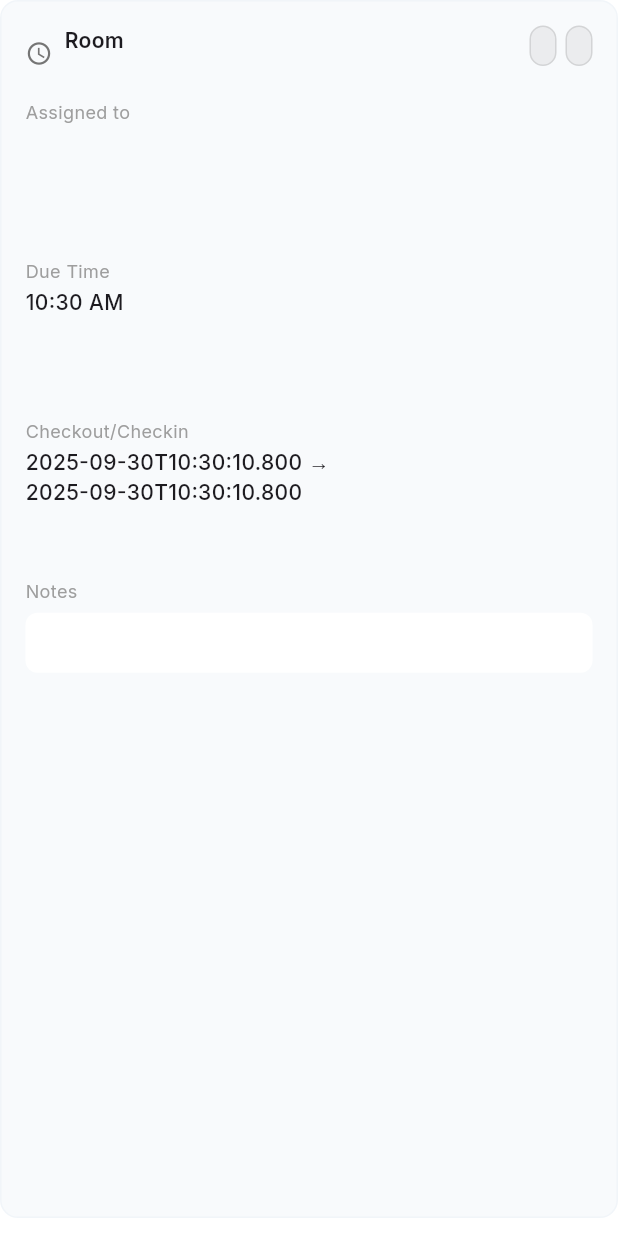
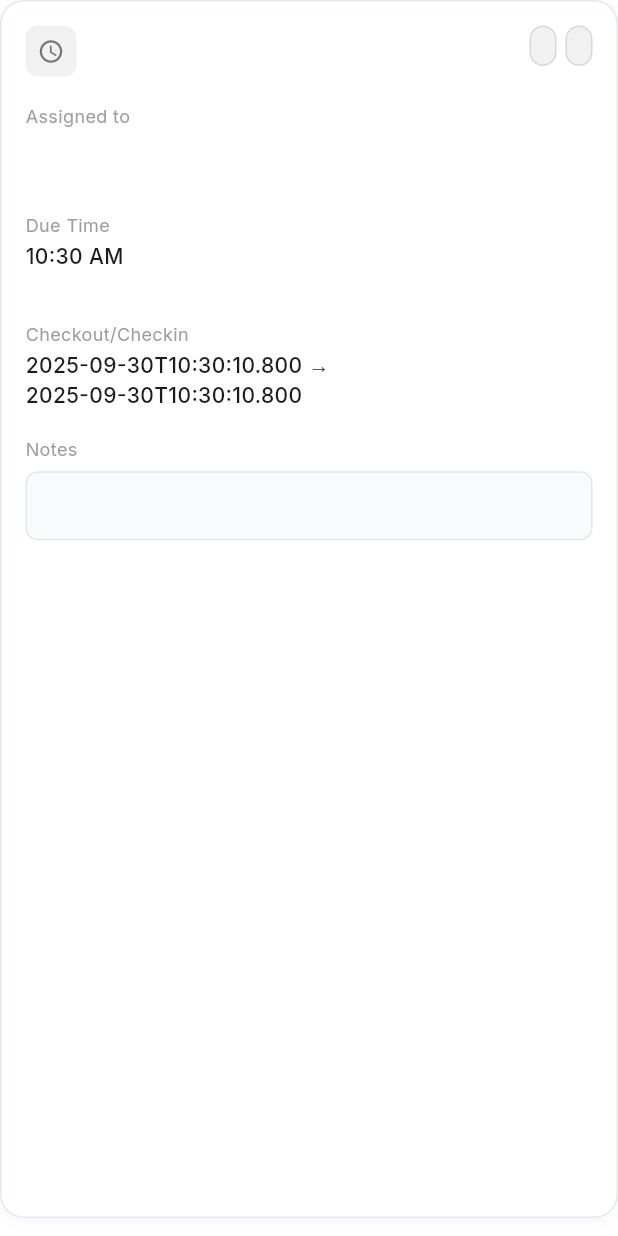
Before and after one commit to delgadjp/Raven-Nest, a Flutter app: the TaskCard widget shown alone on an empty page, opened directly with empty values, on a phone screen of 412 x 824 dp. Run offline on Flutter 3.47's test engine with Material 3 defaults, Android fonts, the phone set to English and light mode, and no system bars; our stand-ins replace fl_chart, go_router, google_fonts, supabase_flutter; accounts and stored records are empty.

Commit message:
refactor: Enhance TaskCard layout and styling with improved UI components and responsiveness

```diff
--- a/lib/widgets/housekeeping/task_card.dart
+++ b/lib/widgets/housekeeping/task_card.dart
@@ -1,4 +1,4 @@
-import '../../constants/app_exports.dart';
+import '/constants/app_exports.dart';
 
 class TaskCard extends StatelessWidget {
   final Map<String, dynamic> task;
@@ -31,47 +31,67 @@ class TaskCard extends StatelessWidget {
       margin: const EdgeInsets.only(bottom: 12),
       padding: const EdgeInsets.all(16),
       decoration: BoxDecoration(
-        color: const Color(0xFFF8FAFC),
-        border: Border.all(color: const Color(0xFFF1F5F9)),
-        borderRadius: BorderRadius.circular(12),
+        color: Colors.white,
+        border: Border.all(color: const Color(0xFFE2E8F0)),
+        borderRadius: BorderRadius.circular(16),
+        boxShadow: [
+          BoxShadow(
+            color: Colors.black.withOpacity(0.04),
+            blurRadius: 8,
+            offset: const Offset(0, 2),
+          ),
+        ],
       ),
       child: Column(
         children: [
           // Header Row
           Row(
-            mainAxisAlignment: MainAxisAlignment.spaceBetween,
             crossAxisAlignment: CrossAxisAlignment.start,
             children: [
-              Row(
-                children: [
-                  Icon(
+              Container(
+                padding: const EdgeInsets.all(8),
+                decoration: BoxDecoration(
+                  color: HousekeepingHelpers.getPriorityColor(task['priority']).withOpacity(0.1),
+                  borderRadius: BorderRadius.circular(8),
+                ),
+                child: Icon(
                   HousekeepingHelpers.getTypeIcon(task['type']),
                   size: 18,
                   color: HousekeepingHelpers.getPriorityColor(task['priority']),
                 ),
-                  const SizedBox(width: 8),
-                  Column(
+              ),
+              const SizedBox(width: 12),
+              Expanded(
+                child: Column(
                   crossAxisAlignment: CrossAxisAlignment.start,
                   children: [
                     Text(
-                        'Room ${task['room']}',
-                        style: const TextStyle(fontWeight: FontWeight.w600),
+                      '${task['room']}',
+                      style: const TextStyle(
+                        fontWeight: FontWeight.w600,
+                        fontSize: 16,
+                      ),
                     ),
                     Text(
                       HousekeepingHelpers.formatTaskType(task['type']),
-                        style: const TextStyle(fontSize: 12, color: Colors.grey),
+                      style: TextStyle(
+                        fontSize: 12,
+                        color: Colors.grey[600],
+                        fontWeight: FontWeight.w500,
+                      ),
                     ),
                   ],
                 ),
-                ],
               ),
-              Row(
+              const SizedBox(width: 8),
+              Wrap(
+                spacing: 6,
+                runSpacing: 4,
                 children: [
                   StatusChip(
                     text: task['priority'],
                     color: HousekeepingHelpers.getPriorityColor(task['priority']),
                   ),
-                  const SizedBox(width: 6),
                   StatusChip(
                     text: HousekeepingHelpers.formatStatus(task['status']),
                     color: HousekeepingHelpers.getStatusColor(task['status']),
@@ -92,8 +112,8 @@ class TaskCard extends StatelessWidget {
                 gridDelegate: SliverGridDelegateWithFixedCrossAxisCount(
                   crossAxisCount: isMd ? 3 : 1,
                   crossAxisSpacing: 12,
-                  mainAxisSpacing: 12,
-                  childAspectRatio: 4,
+                  mainAxisSpacing: 4,
+                  childAspectRatio: 5.5,
                 ),
                 children: [
                   InfoRow(
@@ -115,7 +135,7 @@ class TaskCard extends StatelessWidget {
 
           // Notes Section
           if (task['notes'] != null) ...[
-            const SizedBox(height: 12),
+            const SizedBox(height: 8),
             const Align(
               alignment: Alignment.centerLeft,
               child: Text(
@@ -126,36 +146,72 @@ class TaskCard extends StatelessWidget {
             const SizedBox(height: 6),
             Container(
               width: double.infinity,
-              padding: const EdgeInsets.all(10),
+              padding: const EdgeInsets.all(12),
               decoration: BoxDecoration(
-                color: Colors.white,
+                color: const Color(0xFFF8FAFC),
+                border: Border.all(color: const Color(0xFFE2E8F0)),
                 borderRadius: BorderRadius.circular(8),
               ),
               child: Text(
                 task['notes'],
-                style: const TextStyle(fontSize: 14, color: Colors.black87),
+                style: const TextStyle(
+                  fontSize: 14,
+                  color: Colors.black87,
+                  height: 1.4,
+                ),
               ),
             ),
           ],
 
           // Action Buttons
-          const SizedBox(height: 12),
+          const SizedBox(height: 16),
           Row(
             children: [
               if (task['status'] == 'pending')
-                ElevatedButton(
+                Expanded(
+                  child: ElevatedButton(
                     onPressed: onStatusUpdate,
+                    style: ElevatedButton.styleFrom(
+                      backgroundColor: const Color(0xFF059669),
+                      foregroundColor: Colors.white,
+                      padding: const EdgeInsets.symmetric(vertical: 12),
+                      shape: RoundedRectangleBorder(
+                        borderRadius: BorderRadius.circular(8),
+                      ),
+                      elevation: 0,
+                    ),
                     child: const Text('Start Task'),
                   ),
+                ),
               if (task['status'] == 'in_progress')
-                ElevatedButton(
+                Expanded(
+                  child: ElevatedButton(
                     onPressed: onStatusUpdate,
+                    style: ElevatedButton.styleFrom(
+                      backgroundColor: const Color(0xFF3B82F6),
+                      foregroundColor: Colors.white,
+                      padding: const EdgeInsets.symmetric(vertical: 12),
+                      shape: RoundedRectangleBorder(
+                        borderRadius: BorderRadius.circular(8),
+                      ),
+                      elevation: 0,
+                    ),
                     child: const Text('Mark Complete'),
                   ),
+                ),
               if (task['status'] == 'scheduled')
-                OutlinedButton(
+                Expanded(
+                  child: OutlinedButton(
                     onPressed: onViewDetails,
+                    style: OutlinedButton.styleFrom(
+                      padding: const EdgeInsets.symmetric(vertical: 12),
+                      shape: RoundedRectangleBorder(
+                        borderRadius: BorderRadius.circular(8),
+                      ),
+                      side: const BorderSide(color: Color(0xFFE2E8F0)),
+                    ),
                     child: const Text('View Details'),
+                  ),
                 ),
             ],
           ),
@@ -169,29 +225,49 @@ class TaskCard extends StatelessWidget {
 
     return Container(
       margin: const EdgeInsets.only(bottom: 8),
-      padding: const EdgeInsets.all(12),
+      padding: const EdgeInsets.all(14),
       decoration: BoxDecoration(
-        color: const Color(0xFFF8FAFC),
+        color: Colors.white,
+        border: Border.all(color: const Color(0xFFE2E8F0)),
         borderRadius: BorderRadius.circular(12),
+        boxShadow: [
+          BoxShadow(
+            color: Colors.black.withOpacity(0.03),
+            blurRadius: 4,
+            offset: const Offset(0, 1),
+          ),
+        ],
       ),
       child: Row(
         mainAxisAlignment: MainAxisAlignment.spaceBetween,
         children: [
           Row(
             children: [
-              Icon(
+              Container(
+                padding: const EdgeInsets.all(6),
+                decoration: BoxDecoration(
+                  color: HousekeepingHelpers.getPriorityColor(task['priority']).withOpacity(0.1),
+                  borderRadius: BorderRadius.circular(6),
+                ),
+                child: Icon(
                   HousekeepingHelpers.getTypeIcon(task['type']),
-                size: 18,
+                  size: 16,
                   color: HousekeepingHelpers.getPriorityColor(task['priority']),
                 ),
-              const SizedBox(width: 8),
-              Column(
+              ),
+              const SizedBox(width: 10),
+              Expanded(
+                child: Column(
                   crossAxisAlignment: CrossAxisAlignment.start,
                   children: [
                     Text(
                       'Room ${task['room']} - ${HousekeepingHelpers.formatTaskType(task['type'])}',
-                    style: const TextStyle(fontWeight: FontWeight.w600),
+                      style: const TextStyle(
+                        fontWeight: FontWeight.w600,
+                        fontSize: 15,
                       ),
+                    ),
+                    const SizedBox(height: 2),
                     Row(
                       children: [
                         const Icon(
@@ -211,6 +287,7 @@ class TaskCard extends StatelessWidget {
                       ],
                     ),
                   ],
+                ),
               ),
             ],
           ),
```
Lines whose indentation alone changed are shown as unchanged.
